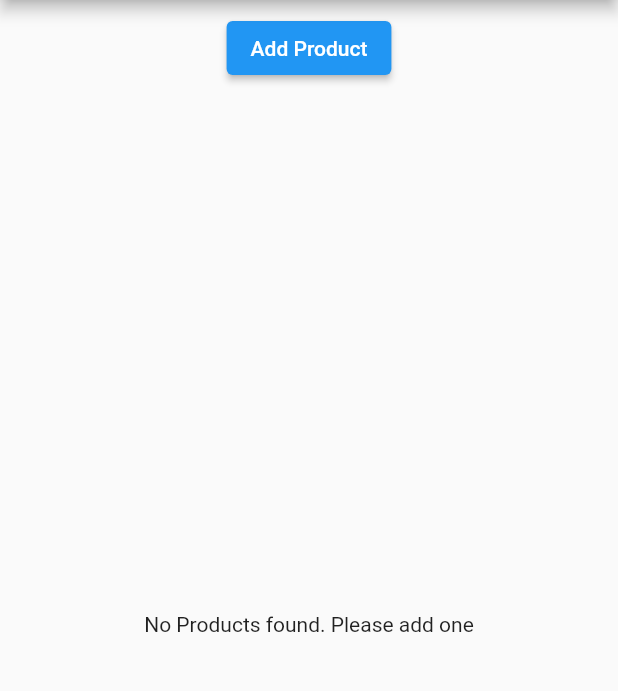
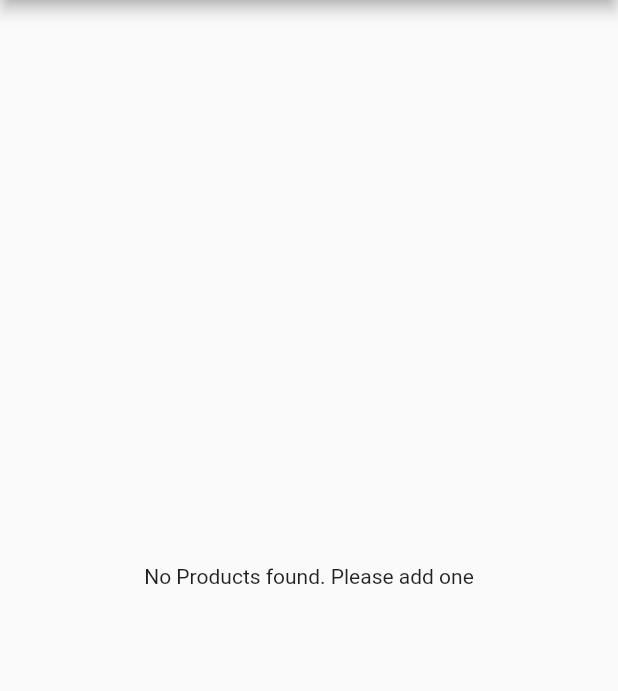
Before and after one commit to miikhaaeel/EasyList, a Flutter app: the screen it shows after launch, on a phone screen of 412 x 824 dp, the part 84-775 px from its top. Run offline on Flutter 3.47's test engine with Material 2 defaults, Android fonts, the phone set to English and light mode, and no system bars.

Commit message:
textField

```diff
--- a/lib/main.dart
+++ b/lib/main.dart
@@ -17,9 +17,9 @@ class MyApp extends StatefulWidget {
 }
 
 class _MyAppState extends State<MyApp> {
-  final List<Map<String, String>> _product = [];
+  final List<Map<String, dynamic>> _product = [];
 
-  void _addProduct(Map<String, String> product) {
+  void _addProduct(Map<String, dynamic> product) {
     setState(() {
       _product.add(product);
     });
@@ -37,12 +37,13 @@ class _MyAppState extends State<MyApp> {
       //  home: AuthScreen(),
       routes: {
         '/': (BuildContext context) => HomeScreen(
-              addProduct: _addProduct,
-              deleteProduct: _deleteProduct,
               products: _product,
             ),
         '/auth': (BuildContext context) => const AuthScreen(),
-        '/admin': (BuildContext context) => const ProductAdmin(),
+        '/admin': (BuildContext context) => ProductAdmin(
+              addProduct: _addProduct,
+              deletePage: _deleteProduct,
+            ),
       },
       onGenerateRoute: (RouteSettings settings) {
         final List<String> pathElement = settings.name!.split('/');
@@ -63,8 +64,6 @@ class _MyAppState extends State<MyApp> {
       onUnknownRoute: (settings) {
         return MaterialPageRoute(
           builder: (BuildContext context) => HomeScreen(
-            addProduct: _addProduct,
-            deleteProduct: _deleteProduct,
             products: _product,
           ),
         );
--- a/lib/product_control.dart
+++ /dev/null
@@ -1,16 +0,0 @@
-import 'package:flutter/material.dart';
-
-class ProductControl extends StatelessWidget {
-  final Function? addProduct;
-  const ProductControl({Key? key, this.addProduct}) : super(key: key);
-
-  @override
-  Widget build(BuildContext context) {
-    return ElevatedButton(
-      onPressed: () {
-        addProduct!({'title':'Chocolate','imageUrl':'assets/food.jpg'});
-      },
-      child: const Text('Add Product'),
-    );
-  }
-}
--- a/lib/product_manager.dart
+++ b/lib/product_manager.dart
@@ -1,26 +1,18 @@
-import 'package:easy_list/product_control.dart';
 import 'package:flutter/material.dart';
 import './products.dart';
 
 class ProductManager extends StatelessWidget {
-  final List<Map<String, String>>? products;
-  final Function? addProduct;
-  final Function? deleteProduct;
+  final List<Map<String, dynamic>>? products;
 
-  const ProductManager({Key? key, this.addProduct, this.deleteProduct, this.products})
-      : super(key: key);
+  const ProductManager({Key? key, this.products}) : super(key: key);
 
   @override
   Widget build(BuildContext context) {
     return SafeArea(
       child: Column(
         children: [
-          Container(
-            margin: const EdgeInsets.all(8),
-            child: ProductControl(addProduct: addProduct),
-          ),
           Expanded(
-            child: Product(products!, deleteProduct: deleteProduct!),
+            child: Product(products!),
           ),
         ],
       ),
--- a/lib/products.dart
+++ b/lib/products.dart
@@ -1,11 +1,12 @@
-
 import 'package:flutter/material.dart';
 
 class Product extends StatelessWidget {
-  final List<Map<String, String>> product;
-  final Function deleteProduct;
-  const Product(this.product, {Key? key, required this.deleteProduct})
-      : super(key: key);
+  final List<Map<String, dynamic>> product;
+
+  const Product(
+    this.product, {
+    Key? key,
+  }) : super(key: key);
 
   Widget _buildProductItem(BuildContext context, int index) {
     return Card(
@@ -21,11 +22,7 @@ class Product extends StatelessWidget {
                   Navigator.pushNamed<bool>(
                     context,
                     '/product/' + index.toString(),
-                  ).then((value) {
-                    if (value == true) {
-                      deleteProduct(index);
-                    }
-                  });
+                  );
                 },
                 child: const Text(
                   'Details',
--- a/lib/screens/home_screen.dart
+++ b/lib/screens/home_screen.dart
@@ -3,12 +3,9 @@ import 'package:flutter/material.dart';
 import '../product_manager.dart';
 
 class HomeScreen extends StatelessWidget {
-  final List<Map<String, String>>? products;
-  final Function? addProduct;
-  final Function? deleteProduct;
-  const HomeScreen(
-      {Key? key, this.products, this.addProduct, this.deleteProduct})
-      : super(key: key);
+  final List<Map<String, dynamic>>? products;
+
+  const HomeScreen({Key? key,  this.products}) : super(key: key);
 
   @override
   Widget build(BuildContext context) {
@@ -33,8 +30,6 @@ class HomeScreen extends StatelessWidget {
         title: const Text('EasyList'),
       ),
       body: ProductManager(
-        addProduct: addProduct,
-        deleteProduct: deleteProduct,
         products: products,
       ),
     );
```
Also changed, not shown: lib/screens/product_admin.dart (+7 -7 lines), lib/screens/product_create.dart (+49 -15 lines).
